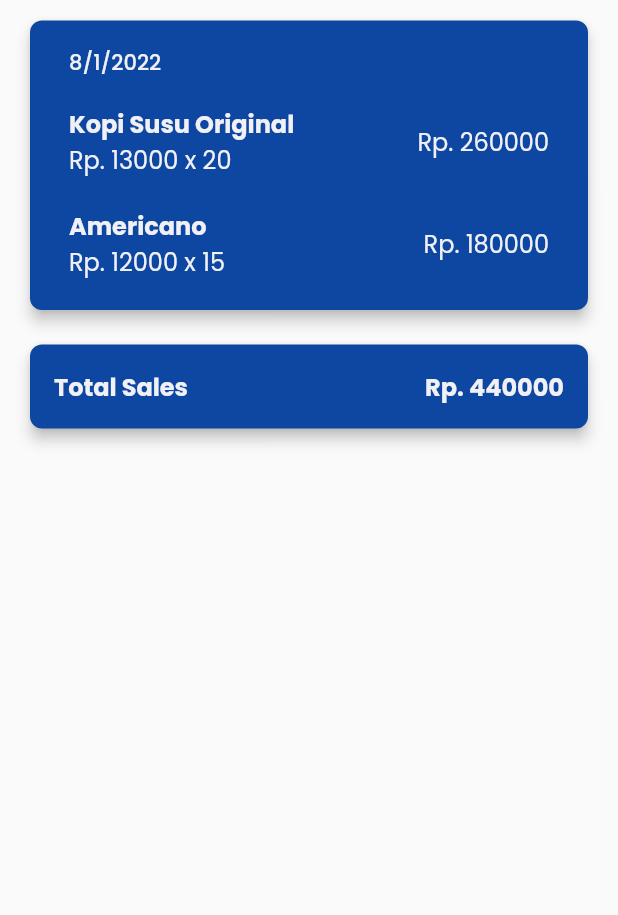
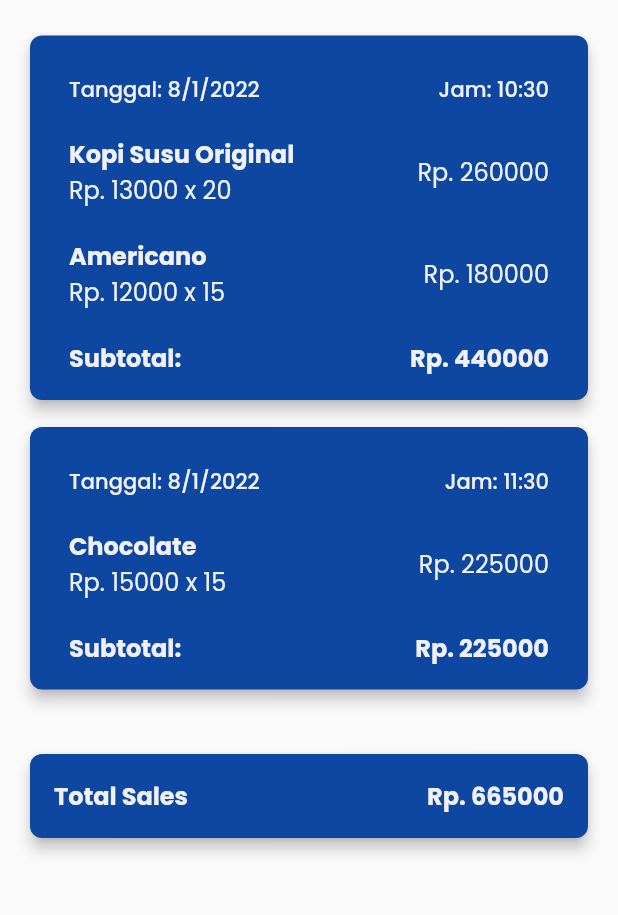
Before and after one commit to callmeeve/Smart-Pos, a Flutter app: the LaporanPenjualanPage screen opened directly, in the side drawer, after a tap on "Laporan Penjualan", on a phone screen of 412 x 824 dp, the part 254-1169 px from its top. Run offline on Flutter 3.47's test engine with Material 2 defaults, Android fonts, the light colour scheme and no system bars; our stand-ins replace animated_splash_screen, charts_flutter, cloud_firestore, date_time_picker, dotted_border, file_picker and 8 more; missing offline and left inert: flat_banners; accounts and stored records are empty; network calls fail.

Commit message:
done ga bang?

```diff
--- a/lib/models/product.dart
+++ b/lib/models/product.dart
@@ -1,7 +1,7 @@
 class Product {
   final String image, title, category;
   final int price, size, id, quantitySold;
-  final DateTime dateSold;
+  final DateTime datetimeSold;
 
   Product({
     required this.id,
@@ -10,7 +10,7 @@ class Product {
     required this.price,
     required this.category,
     required this.size,
-    required this.dateSold,
+    required this.datetimeSold,
     required this.quantitySold,
   });
 }
@@ -23,7 +23,7 @@ List<Product> products = [
     size: 12,
     image: "assets/images/eskopisusu.jpg",
     category: "Coffee Based",
-    dateSold: DateTime(2022, 8, 1),
+    datetimeSold: DateTime(2022, 8, 1, 10, 30),
     quantitySold: 20,
   ),
   Product(
@@ -33,7 +33,7 @@ List<Product> products = [
     size: 8,
     image: "assets/images/americano.jpg",
     category: "Coffee Based",
-    dateSold: DateTime(2022, 8, 1),
+    datetimeSold: DateTime(2022, 8, 1, 10, 30),
     quantitySold: 15,
   ),
   Product(
@@ -43,7 +43,7 @@ List<Product> products = [
     size: 10,
     image: "assets/images/chocolate.jpg",
     category: "Milk Based",
-    dateSold: DateTime(2022, 8, 2),
+    datetimeSold: DateTime(2022, 8, 1, 11, 30),
     quantitySold: 15,
   ),
   Product(
@@ -53,7 +53,7 @@ List<Product> products = [
     size: 11,
     image: "assets/images/matcha.jpg",
     category: "Milk Based",
-    dateSold: DateTime(2022, 8, 3),
+    datetimeSold: DateTime(2022, 8, 2, 11, 30),
     quantitySold: 8,
   ),
   Product(
@@ -63,7 +63,7 @@ List<Product> products = [
     size: 12,
     image: "assets/images/lemonade.jpg",
     category: "Fresh",
-    dateSold: DateTime(2022, 8, 3),
+    datetimeSold: DateTime(2022, 8, 3, 11, 30),
     quantitySold: 10,
   ),
   Product(
@@ -73,7 +73,7 @@ List<Product> products = [
     size: 12,
     image: "assets/images/kopialpukat.jpg",
     category: "Signature",
-    dateSold: DateTime(2022, 8, 3),
+    datetimeSold: DateTime(2022, 8, 3, 12, 30),
     quantitySold: 30,
   ),
 ];
--- a/lib/pages/penjualanpage.dart
+++ b/lib/pages/penjualanpage.dart
@@ -15,11 +15,12 @@ class LaporanPenjualanPage extends StatefulWidget {
 class _LaporanPenjualanPageState extends State<LaporanPenjualanPage> {
   DateTime? _selectedDate;
   List<Product> filteredProducts = [];
+  List<DateTime> _uniqueDates = [];
 
   @override
   void initState() {
     super.initState();
-    _selectedDate = products.isNotEmpty ? products.first.dateSold : null;
+    _selectedDate = products.isNotEmpty ? products.first.datetimeSold : null;
     filterProducts();
   }
 
@@ -27,12 +28,18 @@ class _LaporanPenjualanPageState extends State<LaporanPenjualanPage> {
     if (_selectedDate != null) {
       filteredProducts = products
           .where((product) =>
-              product.dateSold.year == _selectedDate!.year &&
-              product.dateSold.month == _selectedDate!.month &&
-              product.dateSold.day == _selectedDate!.day)
+              product.datetimeSold.year == _selectedDate!.year &&
+              product.datetimeSold.month == _selectedDate!.month &&
+              product.datetimeSold.day == _selectedDate!.day)
           .toList();
+      Set<DateTime> uniqueDates = {};
+      for (var product in filteredProducts) {
+        uniqueDates.add(product.datetimeSold);
+      }
+      _uniqueDates = uniqueDates.toList();
     } else {
       filteredProducts = [];
+      _uniqueDates = [];
     }
   }
 
@@ -49,6 +56,16 @@ class _LaporanPenjualanPageState extends State<LaporanPenjualanPage> {
       totalSales += product.price * product.quantitySold;
     }
     return totalSales;
+  }
+
+  int calculateSubtotal(DateTime datetime) {
+    int subtotal = 0;
+    for (Product product in filteredProducts) {
+      if (product.datetimeSold == datetime) {
+        subtotal += product.price * product.quantitySold;
+      }
+    }
+    return subtotal;
   }
 
   @override
@@ -100,7 +117,7 @@ class _LaporanPenjualanPageState extends State<LaporanPenjualanPage> {
                             const SizedBox(), // Remove the default underline
                       ),
                     ),
-                  )
+                  ),
                 ],
               ),
             ),
@@ -116,22 +133,36 @@ class _LaporanPenjualanPageState extends State<LaporanPenjualanPage> {
               ),
             ),
             const SizedBox(height: 10),
+            Column(
+              children: [
+                if (filteredProducts.isNotEmpty)
+                  Padding(
+                    padding: const EdgeInsets.symmetric(
+                      vertical: 10.0,
+                      horizontal: 0,
+                    ),
+                    child: Column(
+                      crossAxisAlignment: CrossAxisAlignment.start,
+                      children: [
+                        for (var date in _uniqueDates)
+                          Column(
+                            crossAxisAlignment: CrossAxisAlignment.start,
+                            children: [
                               Card(
                                 color: primaryBlue,
                                 elevation: 4,
                                 shape: RoundedRectangleBorder(
                                   borderRadius: BorderRadius.circular(8),
                                 ),
+                                child: Padding(
+                                  padding: const EdgeInsets.all(16.0),
                                   child: Column(
+                                    crossAxisAlignment:
+                                        CrossAxisAlignment.start,
                                     children: [
-                  if (filteredProducts.isNotEmpty)
-                    Padding(
-                      padding: const EdgeInsets.symmetric(
-                        vertical: 10.0,
-                        horizontal: 16,
-                      ),
-                      child: Column(
-                        crossAxisAlignment: CrossAxisAlignment.start,
+                                      Row(
+                                        mainAxisAlignment:
+                                            MainAxisAlignment.spaceBetween,
                                         children: [
                                           Padding(
                                             padding: const EdgeInsets.symmetric(
@@ -139,8 +170,7 @@ class _LaporanPenjualanPageState extends State<LaporanPenjualanPage> {
                                               vertical: 8.0,
                                             ),
                                             child: Text(
-                              DateFormat.yMd()
-                                  .format(filteredProducts.first.dateSold),
+                                              'Tanggal: ${DateFormat.yMd().format(date)}',
                                               style: GoogleFonts.poppins(
                                                 fontSize: 14,
                                                 fontWeight: FontWeight.w500,
@@ -148,40 +178,65 @@ class _LaporanPenjualanPageState extends State<LaporanPenjualanPage> {
                                               ),
                                             ),
                                           ),
-                          ListView.builder(
-                            shrinkWrap: true,
-                            physics: const NeverScrollableScrollPhysics(),
-                            itemCount: filteredProducts.length,
-                            itemBuilder: (BuildContext context, int index) {
-                              Product product = filteredProducts[index];
-                              return Column(
-                                children: [
                                           Padding(
                                             padding: const EdgeInsets.symmetric(
                                               vertical: 10.0,
                                               horizontal: 10.0,
                                             ),
+                                            child: Text(
+                                              'Jam: ${DateFormat.Hm().format(date)}',
+                                              style: GoogleFonts.poppins(
+                                                fontSize: 14,
+                                                fontWeight: FontWeight.w500,
+                                                color: textWhiteGrey,
+                                              ),
+                                            ),
+                                          ),
+                                        ],
+                                      ),
+                                      ListView.builder(
+                                        shrinkWrap: true,
+                                        physics:
+                                            const NeverScrollableScrollPhysics(),
+                                        itemCount: filteredProducts.length,
+                                        itemBuilder:
+                                            (BuildContext context, int index) {
+                                          Product product =
+                                              filteredProducts[index];
+                                          if (product.datetimeSold == date) {
+                                            return Padding(
+                                              padding:
+                                                  const EdgeInsets.symmetric(
+                                                vertical: 10.0,
+                                                horizontal: 10.0,
+                                              ),
                                               child: Row(
                                                 mainAxisAlignment:
-                                          MainAxisAlignment.spaceBetween,
+                                                    MainAxisAlignment
+                                                        .spaceBetween,
                                                 children: [
                                                   Column(
                                                     crossAxisAlignment:
-                                              CrossAxisAlignment.start,
+                                                        CrossAxisAlignment
+                                                            .start,
                                                     children: [
                                                       Text(
                                                         product.title,
-                                              style: GoogleFonts.poppins(
+                                                        style:
+                                                            GoogleFonts.poppins(
                                                           fontSize: 16,
-                                                fontWeight: FontWeight.bold,
+                                                          fontWeight:
+                                                              FontWeight.bold,
                                                           color: textWhiteGrey,
                                                         ),
                                                       ),
                                                       Text(
                                                         'Rp. ${product.price} x ${product.quantitySold}',
-                                              style: GoogleFonts.poppins(
+                                                        style:
+                                                            GoogleFonts.poppins(
                                                           fontSize: 16,
-                                                fontWeight: FontWeight.w400,
+                                                          fontWeight:
+                                                              FontWeight.w400,
                                                           color: textWhiteGrey,
                                                         ),
                                                       ),
@@ -191,22 +246,56 @@ class _LaporanPenjualanPageState extends State<LaporanPenjualanPage> {
                                                     'Rp. ${product.price * product.quantitySold}',
                                                     style: GoogleFonts.poppins(
                                                       fontSize: 16,
-                                            fontWeight: FontWeight.w400,
+                                                      fontWeight:
+                                                          FontWeight.w400,
                                                       color: textWhiteGrey,
                                                     ),
                                                   ),
                                                 ],
                                               ),
+                                            );
+                                          }
+                                          return const SizedBox.shrink();
+                                        },
+                                      ),
+                                      const SizedBox(height: 10),
+                                      Padding(
+                                          padding: const EdgeInsets.symmetric(
+                                            horizontal: 10.0,
+                                          ),
+                                          child: Row(
+                                            mainAxisAlignment:
+                                                MainAxisAlignment.spaceBetween,
+                                            children: [
+                                              Text(
+                                                'Subtotal:',
+                                                style: GoogleFonts.poppins(
+                                                  fontSize: 16,
+                                                  fontWeight: FontWeight.bold,
+                                                  color: textWhiteGrey,
+                                                ),
+                                              ),
+                                              Text(
+                                                'Rp. ${calculateSubtotal(date).toString()}',
+                                                style: GoogleFonts.poppins(
+                                                  fontSize: 16,
+                                                  fontWeight: FontWeight.bold,
+                                                  color: textWhiteGrey,
+                                                ),
                                               ),
                                             ],
-                              );
-                            },
+                                          )),
+                                    ],
+                                  ),
+                                ),
+                              ),
+                              const SizedBox(height: 10),
+                            ],
                           ),
                       ],
                     ),
                   ),
               ],
-              ),
             ),
             const SizedBox(
               height: 15,
@@ -253,8 +342,15 @@ List<DropdownMenuItem<DateTime>> generateDateItems() {
   Set<DateTime> uniqueDates = {};
 
   for (var product in products) {
-    if (!uniqueDates.contains(product.dateSold)) {
-      uniqueDates.add(product.dateSold);
+    bool isDuplicate = false;
+    for (var date in uniqueDates) {
+      if (isSameDate(date, product.datetimeSold)) {
+        isDuplicate = true;
+        break;
+      }
+    }
+    if (!isDuplicate) {
+      uniqueDates.add(product.datetimeSold);
     }
   }
 
@@ -269,3 +365,9 @@ List<DropdownMenuItem<DateTime>> generateDateItems() {
       )
       .toList();
 }
+
+bool isSameDate(DateTime date1, DateTime date2) {
+  return date1.year == date2.year &&
+      date1.month == date2.month &&
+      date1.day == date2.day;
+}
```
Lines whose indentation alone changed are shown as unchanged.
